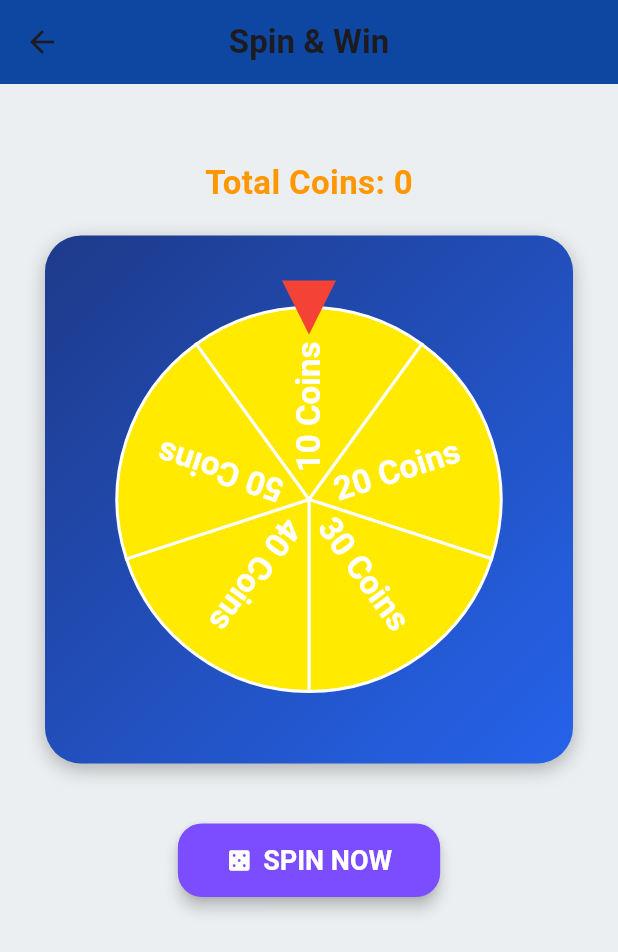
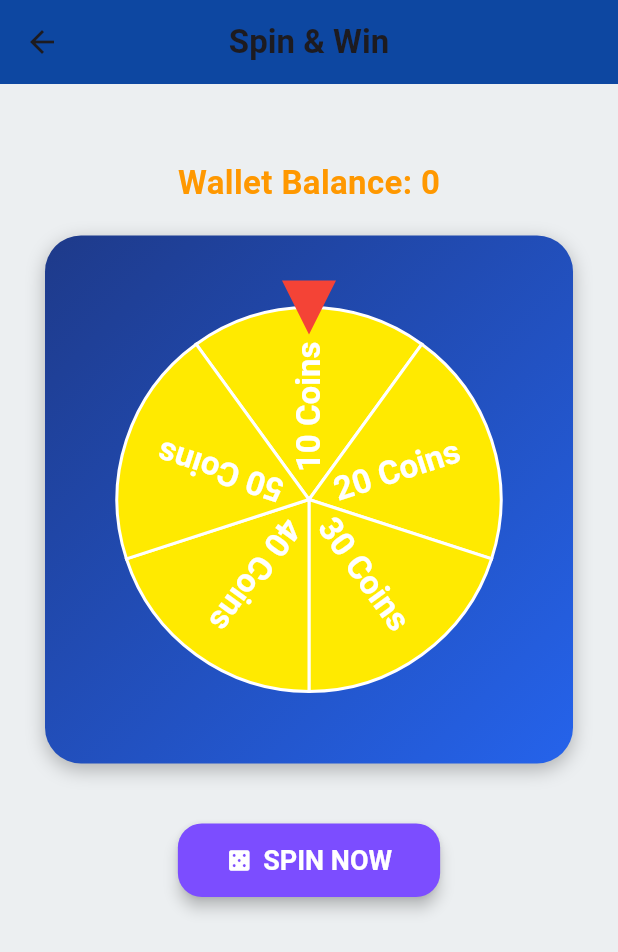
Before and after one commit to Monoartiam99/EarnApp, a Flutter app: the screen it shows once a user with an empty profile is signed in, after a tap on "Spin & Win", on a phone screen of 412 x 824 dp. Shown: the top 952 px of the screen. Run offline on Flutter 3.47's test engine with Material 3 defaults, Android fonts, the phone set to English and light mode, and no system bars; drawn by our look-alikes of flutter_fortune_wheel; our stand-ins replace cloud_firestore, firebase_auth, firebase_core; missing offline and left inert: scratcher; accounts and stored records are empty.

```diff
--- a/lib/home_screen.dart
+++ b/lib/home_screen.dart
@@ -1,22 +1,45 @@
+import 'package:cloud_firestore/cloud_firestore.dart';
+import 'package:firebase_auth/firebase_auth.dart';
 import 'package:flutter/material.dart';
-import 'package:firebase_auth/firebase_auth.dart';
 import 'auth_screen.dart';
 import 'scratch_card_screen.dart';
 import 'spin_wheel_screen.dart';
 
-class HomeScreen extends StatelessWidget {
-  final int userCoins = 120050; // Example balance in coins (₹1200.50)
-  final String userName = "Ujjwal"; // Replace with dynamic user name
-  // Personalized greeting based on time
-  String get greeting => _getGreeting();
+class HomeScreen extends StatefulWidget {
+  const HomeScreen({super.key});
 
-  const HomeScreen({super.key});
+  @override
+  _HomeScreenState createState() => _HomeScreenState();
+}
+
+class _HomeScreenState extends State<HomeScreen> {
+  int userCoins = 0;
+  String userName = "User";
+
+  @override
+  void initState() {
+    super.initState();
+    _fetchUserData();
+  }
+
+  void _fetchUserData() {
+    User? user = FirebaseAuth.instance.currentUser;
+    if (user != null) {
+      FirebaseFirestore.instance.collection('users').doc(user.uid).snapshots().listen((doc) {
+        if (doc.exists) {
+          setState(() {
+            userName = doc['name'] ?? "User";
+            userCoins = doc['coins'] ?? 0;
+          });
+        }
+      });
+    }
+  }
 
   void _logout(BuildContext context) {
     showDialog(
       context: context,
-      builder:
-          (ctx) => AlertDialog(
+      builder: (ctx) => AlertDialog(
         title: Text("Confirm Logout"),
         content: Text("Are you sure you want to log out?"),
         actions: [
@@ -51,6 +74,12 @@ class HomeScreen extends StatelessWidget {
           style: TextStyle(fontSize: 20, fontWeight: FontWeight.bold),
         ),
         centerTitle: true,
+        actions: [
+          IconButton(
+            icon: Icon(Icons.logout),
+            onPressed: () => _logout(context),
+          ),
+        ],
       ),
       body: SingleChildScrollView(
         child: Padding(
@@ -72,58 +101,40 @@ class HomeScreen extends StatelessWidget {
       width: double.infinity,
       padding: EdgeInsets.all(16),
       decoration: BoxDecoration(
-        gradient: LinearGradient(
-          colors: [Colors.blueAccent, Colors.lightBlueAccent],
-        ),
+        gradient: LinearGradient(colors: [Colors.blueAccent, Colors.lightBlueAccent]),
         borderRadius: BorderRadius.circular(15),
         boxShadow: [
           BoxShadow(color: Colors.blue.withOpacity(0.2), blurRadius: 10),
         ],
       ),
       child: Row(
-        mainAxisAlignment:
-            MainAxisAlignment.spaceBetween, // <-- This is the key change
+        mainAxisAlignment: MainAxisAlignment.spaceBetween,
         children: [
           Flexible(
             child: Text(
               "Hi $userName 👋",
               overflow: TextOverflow.ellipsis,
-              style: TextStyle(
-                fontSize: 18,
-                fontWeight: FontWeight.bold,
-                color: Colors.white,
-              ),
+              style: TextStyle(fontSize: 18, fontWeight: FontWeight.bold, color: Colors.white),
             ),
           ),
           GestureDetector(
             onTap: () {
               showDialog(
                 context: context,
-                builder:
-                    (ctx) => AlertDialog(
+                builder: (ctx) => AlertDialog(
                   title: Row(
                     children: [
-                          Icon(
-                            Icons.account_balance_wallet,
-                            color: Colors.blueAccent,
-                          ),
+                      Icon(Icons.account_balance_wallet, color: Colors.blueAccent),
                       SizedBox(width: 8),
                       Text("Wallet Balance"),
                     ],
                   ),
                   content: Text(
-                        "₹${(userCoins / 100).toStringAsFixed(2)}",
-                        style: TextStyle(
-                          fontSize: 24,
-                          fontWeight: FontWeight.bold,
-                          color: Colors.green[700],
-                        ),
+                    "${(userCoins)} Coins",
+                    style: TextStyle(fontSize: 24, fontWeight: FontWeight.bold, color: Colors.green[700]),
                   ),
                   actions: [
-                        TextButton(
-                          onPressed: () => Navigator.pop(ctx),
-                          child: Text("Close"),
-                        ),
+                    TextButton(onPressed: () => Navigator.pop(ctx), child: Text("Close")),
                   ],
                 ),
               );
@@ -134,11 +145,7 @@ class HomeScreen extends StatelessWidget {
                 color: Colors.white.withOpacity(0.15),
                 borderRadius: BorderRadius.circular(12),
               ),
-              child: Icon(
-                Icons.account_balance_wallet,
-                color: Colors.yellowAccent,
-                size: 28,
-              ),
+              child: Icon(Icons.account_balance_wallet, color: Colors.yellowAccent, size: 28),
             ),
           ),
         ],
@@ -157,67 +164,21 @@ class HomeScreen extends StatelessWidget {
         crossAxisSpacing: 15,
         childAspectRatio: 1.2,
         children: [
-          _buildEarningBox(
-            context,
-            "Scratch Card",
-            Icons.card_giftcard,
-            Colors.blue,
-            ScratchCardScreen(),
-          ),
-          _buildEarningBox(
-            context,
-            "Spin & Win",
-            Icons.casino, // Use a built-in icon similar to a spin wheel
-            Colors.blue,
-            SpinWheelScreen(),
-          ),
-          _buildEarningBox(
-            context,
-            "Watch Ads",
-            Icons.video_collection,
-            Colors.blue,
-            null,
-          ),
-          _buildEarningBox(
-            context,
-            "Promo Code",
-            Icons.discount,
-            Colors.blue,
-            null,
-          ),
-          _buildEarningBox(
-            context,
-            "Daily Bonus",
-            Icons.stars,
-            Colors.blue,
-            null,
-          ),
-          // _buildEarningBox(
-          //   context,
-          //   "Leaderboard",
-          //   Icons.leaderboard,
-          //   Colors.blue,
-          //   null,
-          // ),
+          _buildEarningBox(context, "Scratch Card", Icons.card_giftcard, Colors.blue, ScratchCardScreen()),
+          _buildEarningBox(context, "Spin & Win", Icons.casino, Colors.blue, SpinWheelScreen()),
+          _buildEarningBox(context, "Watch Ads", Icons.video_collection, Colors.blue, null),
+          _buildEarningBox(context, "Promo Code", Icons.discount, Colors.blue, null),
+          _buildEarningBox(context, "Daily Bonus", Icons.stars, Colors.blue, null),
         ],
       ),
     );
   }
 
-  Widget _buildEarningBox(
-    BuildContext context,
-    String title,
-    IconData icon,
-    Color color,
-    Widget? page,
-  ) {
+  Widget _buildEarningBox(BuildContext context, String title, IconData icon, Color color, Widget? page) {
     return GestureDetector(
       onTap: () {
         if (page != null) {
-          Navigator.push(
-            context,
-            MaterialPageRoute(builder: (context) => page),
-          );
+          Navigator.push(context, MaterialPageRoute(builder: (context) => page));
         }
       },
       child: Card(
@@ -228,10 +189,7 @@ class HomeScreen extends StatelessWidget {
           children: [
             Icon(icon, size: 45, color: color),
             SizedBox(height: 9),
-            Text(
-              title,
-              style: TextStyle(fontSize: 16, fontWeight: FontWeight.bold),
-            ),
+            Text(title, style: TextStyle(fontSize: 16, fontWeight: FontWeight.bold)),
           ],
         ),
       ),
--- a/lib/spin_wheel_screen.dart
+++ b/lib/spin_wheel_screen.dart
@@ -1,8 +1,9 @@
 import 'dart:async';
 import 'dart:math';
+import 'package:cloud_firestore/cloud_firestore.dart';
+import 'package:firebase_auth/firebase_auth.dart';
 import 'package:flutter/material.dart';
 import 'package:flutter_fortune_wheel/flutter_fortune_wheel.dart';
-import 'package:shared_preferences/shared_preferences.dart';
 
 class SpinWheelScreen extends StatefulWidget {
   const SpinWheelScreen({super.key});
@@ -14,7 +15,7 @@ class SpinWheelScreen extends StatefulWidget {
 class _SpinWheelScreenState extends State<SpinWheelScreen> {
   final List<int> coinOptions = [10, 20, 30, 40, 50];
   final StreamController<int> _controller = StreamController<int>();
-  int _totalCoins = 0;
+  int userCoins = 0;
   int? _reward;
   int? _selectedIndex;
   bool _isSpinning = false;
@@ -22,20 +23,30 @@ class _SpinWheelScreenState extends State<SpinWheelScreen> {
   @override
   void initState() {
     super.initState();
-    _loadTotalCoins();
+    _fetchUserCoins();
   }
 
-  Future<void> _loadTotalCoins() async {
-    final prefs = await SharedPreferences.getInstance();
+  void _fetchUserCoins() {
+    User? user = FirebaseAuth.instance.currentUser;
+    if (user != null) {
+      FirebaseFirestore.instance.collection('users').doc(user.uid).snapshots().listen((doc) {
+        if (doc.exists) {
           setState(() {
-      _totalCoins = prefs.getInt('totalCoins') ?? 0;
+            userCoins = doc['coins'] ?? 0;
           });
         }
+      });
+    }
+  }
 
-  Future<void> _updateTotalCoins() async {
-    final prefs = await SharedPreferences.getInstance();
-    _totalCoins += _reward ?? 0;
-    await prefs.setInt('totalCoins', _totalCoins);
+  Future<void> _updateUserCoins() async {
+    User? user = FirebaseAuth.instance.currentUser;
+    if (user != null && _reward != null) {
+      DocumentReference userDoc = FirebaseFirestore.instance.collection('users').doc(user.uid);
+      await userDoc.update({
+        'coins': FieldValue.increment(_reward!),
+      });
+    }
   }
 
   void _spinWheel() {
@@ -81,7 +92,7 @@ class _SpinWheelScreenState extends State<SpinWheelScreen> {
                 mainAxisAlignment: MainAxisAlignment.center,
                 children: [
                   Text(
-                    "Total Coins: $_totalCoins",
+                    "Wallet Balance: ${(userCoins)}",
                     style: const TextStyle(
                       fontSize: 22,
                       fontWeight: FontWeight.bold,
@@ -112,9 +123,7 @@ class _SpinWheelScreenState extends State<SpinWheelScreen> {
                       child: FortuneWheel(
                         selected: _controller.stream,
                         animateFirst: false,
-                        items:
-                            coinOptions
-                                .map(
+                        items: coinOptions.map(
                               (value) => FortuneItem(
                             child: Text(
                               "$value Coins",
@@ -124,25 +133,19 @@ class _SpinWheelScreenState extends State<SpinWheelScreen> {
                               ),
                             ),
                             style: FortuneItemStyle(
-                                      color:
-                                          Colors
-                                              .accents[Random().nextInt(
-                                                Colors.accents.length,
-                                              )]
-                                              .shade400,
+                              color: Colors.accents[Random().nextInt(Colors.accents.length)].shade400,
                               borderColor: Colors.white,
                               borderWidth: 2,
                             ),
                           ),
-                                )
-                                .toList(),
+                        ).toList(),
                         onAnimationEnd: () {
                           if (_selectedIndex != null) {
                             setState(() {
                               _reward = coinOptions[_selectedIndex!];
                               _isSpinning = false;
                             });
-                            _updateTotalCoins();
+                            _updateUserCoins();
                           }
                         },
                         indicators: const [
@@ -182,11 +185,11 @@ class _SpinWheelScreenState extends State<SpinWheelScreen> {
                       opacity: 1.0,
                       duration: const Duration(milliseconds: 500),
                       child: Text(
-                        "🎉 You won $_reward Coins!",
+                        "🎉 Congratulations! You won $_reward Coins!",
                         style: const TextStyle(
                           fontSize: 26,
                           fontWeight: FontWeight.bold,
-                          color: Colors.yellowAccent,
+                          color: Colors.greenAccent,
                           shadows: [
                             Shadow(blurRadius: 10, color: Colors.black87),
                             Shadow(blurRadius: 15, color: Colors.orangeAccent),
```
Also changed, not shown: lib/scratch_card_screen.dart (+19 -18 lines). Lines whose indentation alone changed are shown as unchanged.
